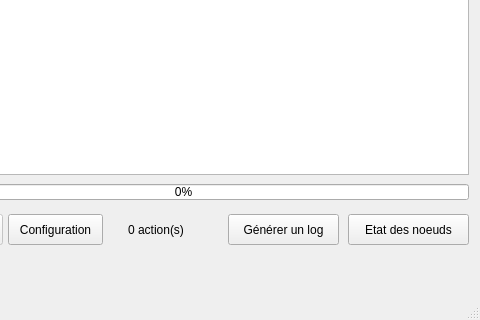
Above: clustershell_IHM/clustershell_IHM.ui from gdubroeucq/Clustershell_G-G before the change; both pictures show x 112 to 592 and y 310 to 630 of the 592 by 630 pixel window. Below: the same form after it.
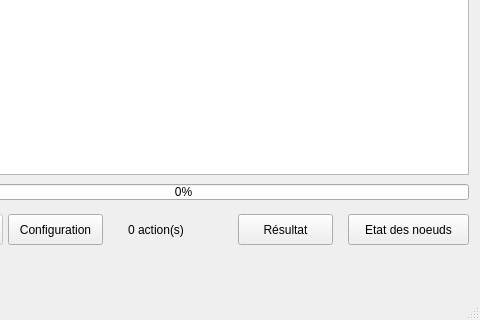
That is the form after the change.

```diff
--- a/clustershell_IHM/clustershell_IHM.ui
+++ b/clustershell_IHM/clustershell_IHM.ui
@@ -134,14 +134,14 @@
    <widget class="QPushButton" name="pushButton_3">
     <property name="geometry">
      <rect>
-      <x>340</x>
+      <x>350</x>
       <y>520</y>
-      <width>111</width>
+      <width>95</width>
       <height>31</height>
      </rect>
     </property>
     <property name="text">
-     <string>Générer un log</string>
+     <string>Résultat</string>
     </property>
    </widget>
    <widget class="QPushButton" name="pushButton_4">
```
